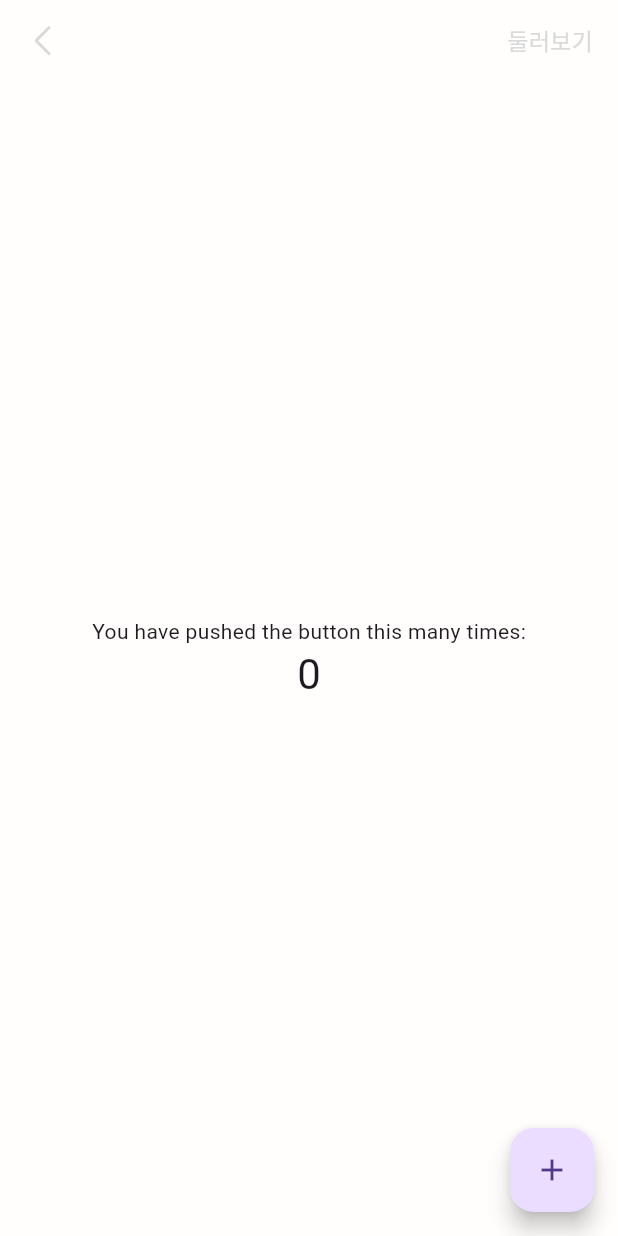
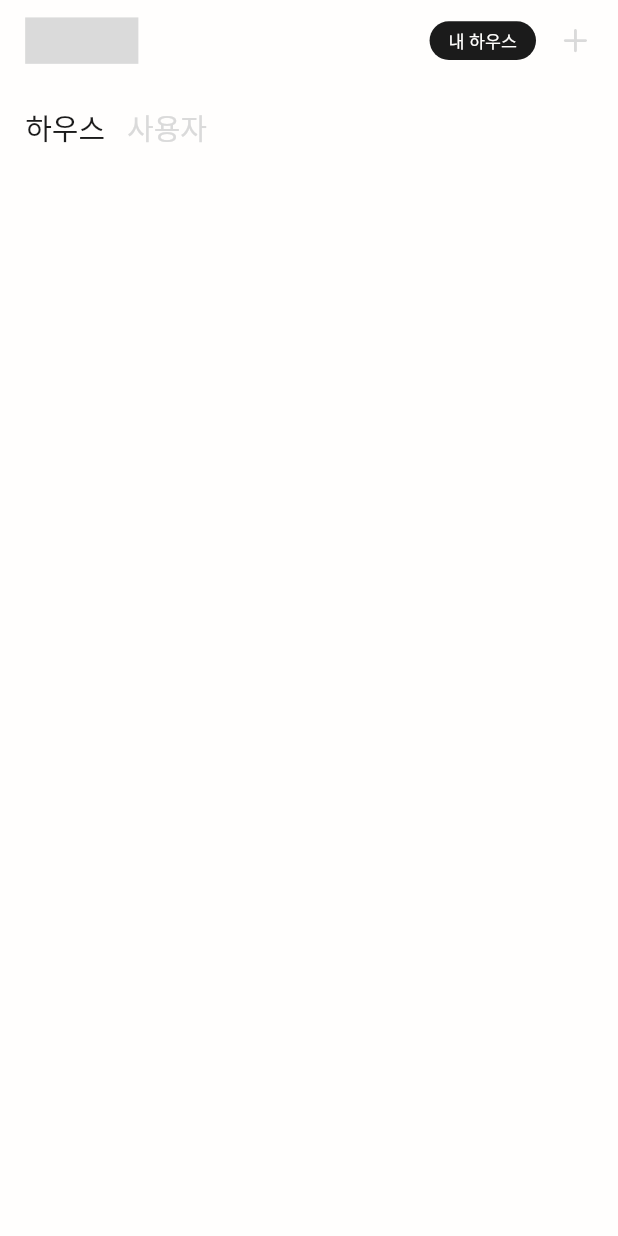
Before and after one commit to Dotory-2025/FE, a Flutter app: the screen it shows after launch, on a phone screen of 412 x 824 dp. Run offline on Flutter 3.47's test engine with Material 3 defaults, Android fonts, the phone set to English and light mode, and no system bars; our stand-ins replace flutter_hooks, flutter_screenutil, flutter_svg, go_router, hooks_riverpod; Roboto replaces fonts that are missing (PretendardVariable).

Commit message:
[FEAT] HomeScreen 머지용

```diff
--- a/lib/core/widgets/app_bars/app_bar_logo.dart
+++ b/lib/core/widgets/app_bars/app_bar_logo.dart
@@ -8,18 +8,22 @@ import 'package:flutter_screenutil/flutter_screenutil.dart';
 import 'package:flutter_svg/svg.dart';
 import 'package:go_router/go_router.dart';
 
-enum LogoAppBarType { logo, logoWithPlusButton, logoWithTextButton }
+enum LogoAppBarType { logo, logoWithPlusButton, logoWithTextButton, logoWithMyHouseButton }
 
 class AppBarLogo extends StatelessWidget implements PreferredSizeWidget {
   final LogoAppBarType type;
   final VoidCallback? onActionPressed;
+  final VoidCallback? onSecondActionPressed;
   final String? buttonText;
+  final String? secondButtonIcon;
 
   const AppBarLogo({
     super.key,
     required this.type,
     this.onActionPressed,
+    this.onSecondActionPressed,
     this.buttonText,
+    this.secondButtonIcon,
   });
 
   factory AppBarLogo.logo() => AppBarLogo(type: LogoAppBarType.logo);
@@ -38,6 +42,15 @@ class AppBarLogo extends StatelessWidget implements PreferredSizeWidget {
     type: LogoAppBarType.logoWithTextButton,
     onActionPressed: onActionPressed,
     buttonText: buttonText,
+  );
+
+  factory AppBarLogo.logoWithMyHouseButton({
+    required VoidCallback onFirstButtonPressed,
+    required VoidCallback onSecondButtonPressed,
+  }) => AppBarLogo(
+    type: LogoAppBarType.logoWithMyHouseButton,
+    onSecondActionPressed: onFirstButtonPressed,
+    onActionPressed: onSecondButtonPressed,
   );
 
   @override
@@ -70,6 +83,35 @@ class AppBarLogo extends StatelessWidget implements PreferredSizeWidget {
               ),
             ),
           ),
+          LogoAppBarType.logoWithMyHouseButton => Row(
+            children: [
+              TextButton(onPressed: onSecondActionPressed, style: TextButton.styleFrom(
+                padding: EdgeInsets.fromLTRB(12.w, 4.h, 12.w, 4.h),
+                shape: RoundedRectangleBorder(
+                  borderRadius: BorderRadius.circular(18.5)
+                ),
+                backgroundColor: AppColors.gray500
+              ), child: Text(
+                '내 하우스',
+                style: context.textStyles.label1.copyWith(
+                  color: AppColors.background
+                ),
+              ),),
+              SizedBox(
+                width: 14.w,
+              ),
+              IconButton(
+                padding: EdgeInsets.zero,
+                constraints: const BoxConstraints(),
+                onPressed: onActionPressed,
+                icon: SvgPicture.asset(
+                  IconPath.plusAppBar,
+                  width: 24.r,
+                  height: 24.r,
+                ),
+              ),
+            ],
+          )
         },
         SizedBox(width: AppSizes.defaultPadding),
       ],
--- /dev/null
+++ b/lib/features/home/presentation/views/home_screen.dart
@@ -0,0 +1,32 @@
+import 'package:dotori/core/constants/app_sizes.dart';
+import 'package:dotori/core/widgets/app_bars/app_bar_logo.dart';
+import 'package:dotori/features/home/presentation/widgets/home_house_user_tab_bar.dart';
+import 'package:flutter/material.dart';
+import 'package:flutter_hooks/flutter_hooks.dart';
+import 'package:hooks_riverpod/hooks_riverpod.dart';
+
+class HomeScreen extends HookConsumerWidget {
+  const HomeScreen({super.key});
+
+  @override
+  Widget build(BuildContext context, WidgetRef ref) {
+    final tabController = useTabController(initialLength: 2);
+
+    return  Scaffold(
+      appBar: AppBarLogo.logoWithMyHouseButton(onFirstButtonPressed: (){}, onSecondButtonPressed: (){}),
+      body: Padding(
+        padding: EdgeInsets.symmetric(horizontal: AppSizes.defaultPadding),
+        child: Column(
+          children: [
+            HomeHouseUserTabBar(
+                tabController: tabController,
+            tabs: const [
+              Tab(text: '하우스'),
+              Tab(text: '사용자'),
+            ])
+          ],
+        ),
+      ),
+    );
+  }
+}
--- /dev/null
+++ b/lib/features/home/presentation/widgets/home_house_user_tab_bar.dart
@@ -0,0 +1,44 @@
+import 'package:dotori/core/constants/app_colors.dart';
+import 'package:dotori/core/themes/app_text_styles.dart';
+import 'package:dotori/core/themes/text_theme_extension.dart';
+import 'package:flutter/material.dart';
+import 'package:flutter_screenutil/flutter_screenutil.dart';
+
+class HomeHouseUserTabBar extends StatelessWidget {
+  final TabController? tabController;
+  final List<Widget> tabs;
+
+
+  const HomeHouseUserTabBar({
+    super.key,
+  this.tabController,
+  required this.tabs
+  });
+
+  @override
+  Widget build(BuildContext context) {
+    return Container(
+      color: AppColors.background,
+      child: TabBar(
+        controller: tabController,
+        padding: EdgeInsets.zero,
+        labelPadding: EdgeInsets.fromLTRB(0.w, 8.h, 14.w, 8.h),
+        isScrollable: true,
+        tabAlignment: TabAlignment.start,
+        overlayColor: const WidgetStatePropertyAll(Colors.transparent),
+        labelColor: AppColors.gray500,
+        unselectedLabelColor: AppColors.gray200,
+        labelStyle: context.textStyles.sectionHeadline1.copyWith(
+          color: AppColors.gray500
+        ),
+        unselectedLabelStyle: context.textStyles.sectionHeadline1.copyWith(
+          color: AppColors.gray200
+        ),
+        indicator: const BoxDecoration(),
+        dividerColor: Colors.transparent,
+        dividerHeight: 0,
+        tabs: tabs,
+      ),
+    );
+  }
+}
--- a/lib/main.dart
+++ b/lib/main.dart
@@ -1,6 +1,7 @@
 import 'package:dotori/core/themes/app_text_styles.dart';
 import 'package:dotori/core/themes/text_theme_extension.dart';
 import 'package:dotori/core/widgets/app_bars/app_bar_back.dart';
+import 'package:dotori/features/home/presentation/views/home_screen.dart';
 import 'package:flutter/material.dart';
 import 'package:flutter_screenutil/flutter_screenutil.dart';
 
@@ -28,7 +29,7 @@
         return MaterialApp(
           title: 'Flutter Demo',
           theme: AppTheme.kThemeData,
-          home: MyHomePage(title: 'Flutter Demo Home Page'),
+          home: HomeScreen(),
         );
       },
     );
--- a/pubspec.yaml
+++ b/pubspec.yaml
@@ -38,6 +38,7 @@ dependencies:
   flutter_svg: ^2.2.1
   go_router: ^16.3.0
   flutter_hooks: ^0.21.3+1
+  hooks_riverpod: ^2.5.0
 
 dev_dependencies:
   flutter_test:
@@ -64,8 +65,8 @@ flutter:
     - assets/fonts/
     - assets/icons/app_bar/
     - assets/icons/search_bar/
-    - assets/images/
-    - assets/animations/
+#    - assets/images/
+#    - assets/animations/
 
   fonts:
     - family: PretendardVariable
```
Also changed, not shown: pubspec.lock.
